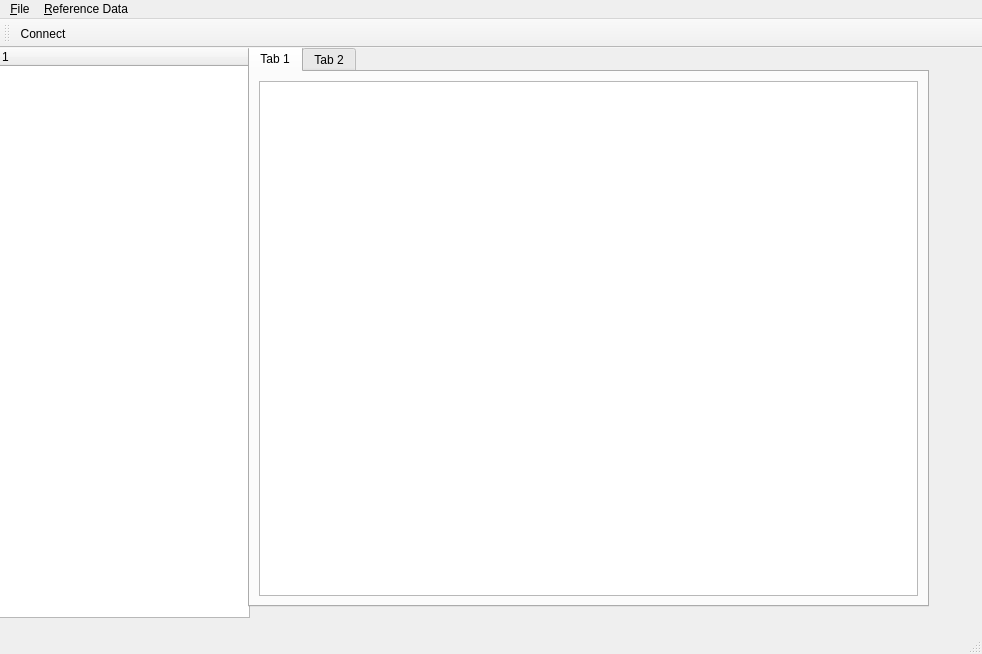
Before: the Qt Designer form projects/ores.qt/main_window.ui in OreStudio/OreStudio, drawn with Qt 5.
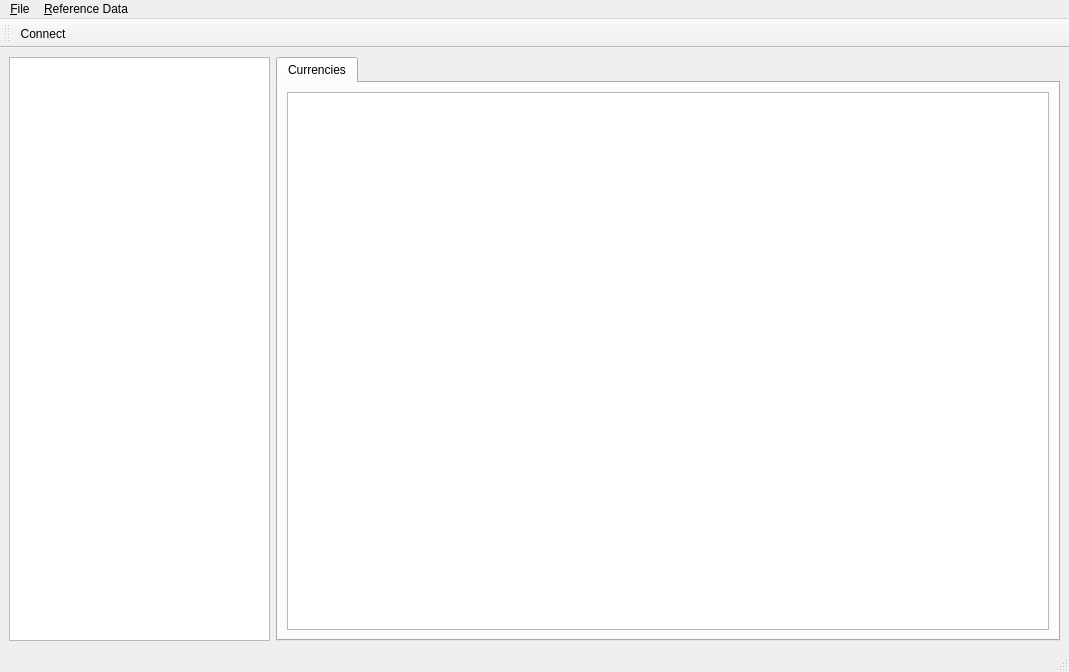
After: the same form once the commit is applied. The open tabs and pages were chosen to show the change. Icons and pictures are not drawn.

Commit message: qt: more work on layout

```diff
--- a/projects/ores.qt/main_window.ui
+++ b/projects/ores.qt/main_window.ui
@@ -6,85 +6,59 @@
    <rect>
     <x>0</x>
     <y>0</y>
-    <width>982</width>
-    <height>654</height>
+    <width>1069</width>
+    <height>672</height>
    </rect>
   </property>
   <property name="windowTitle">
    <string>MainWindow</string>
   </property>
   <widget class="QWidget" name="centralwidget">
-   <widget class="QWidget" name="horizontalLayoutWidget">
-    <property name="geometry">
-     <rect>
-      <x>-1</x>
-      <y>-1</y>
-      <width>251</width>
-      <height>571</height>
-     </rect>
-    </property>
-    <layout class="QHBoxLayout" name="horizontalLayout">
+   <layout class="QHBoxLayout" name="horizontalLayout_2">
      <item>
-      <widget class="QTreeWidget" name="treeWidget">
-       <column>
-        <property name="text">
-         <string notr="true">1</string>
-        </property>
-       </column>
-      </widget>
-     </item>
-    </layout>
-   </widget>
-   <widget class="QWidget" name="horizontalLayoutWidget_2">
-    <property name="geometry">
-     <rect>
-      <x>249</x>
-      <y>-1</y>
-      <width>681</width>
-      <height>561</height>
-     </rect>
-    </property>
-    <layout class="QHBoxLayout" name="horizontalLayout_2"/>
-   </widget>
+     <layout class="QHBoxLayout" name="horizontalLayout" stretch="1,3">
+      <item>
+       <layout class="QVBoxLayout" name="verticalLayout_2">
+        <item>
+         <widget class="QTreeView" name="treeView"/>
+        </item>
+       </layout>
+      </item>
+      <item>
+       <layout class="QHBoxLayout" name="horizontalLayout_3">
+        <item>
    <widget class="QTabWidget" name="tabWidget">
-    <property name="geometry">
-     <rect>
-      <x>248</x>
-      <y>-2</y>
-      <width>681</width>
-      <height>561</height>
-     </rect>
-    </property>
     <property name="currentIndex">
      <number>1</number>
     </property>
     <widget class="QWidget" name="tab">
      <attribute name="title">
-      <string>Tab 1</string>
-     </attribute>
-     <layout class="QHBoxLayout" name="horizontalLayout_3">
+            <string>Currencies</string>
+           </attribute>
+           <layout class="QVBoxLayout" name="verticalLayout">
       <item>
        <widget class="QTableView" name="currencyTableView"/>
       </item>
      </layout>
     </widget>
-    <widget class="QWidget" name="tab_2">
-     <attribute name="title">
-      <string>Tab 2</string>
-     </attribute>
-    </widget>
-   </widget>
+         </widget>
+        </item>
+       </layout>
+      </item>
+     </layout>
+    </item>
+   </layout>
   </widget>
   <widget class="QMenuBar" name="menubar">
    <property name="geometry">
     <rect>
      <x>0</x>
      <y>0</y>
-     <width>982</width>
+     <width>1069</width>
      <height>23</height>
     </rect>
    </property>
-   <widget class="QMenu" name="menutest">
+   <widget class="QMenu" name="menuFile">
     <property name="title">
      <string>&amp;File</string>
     </property>
@@ -92,14 +66,14 @@
     <addaction name="ActionConnect"/>
     <addaction name="ExitAction"/>
    </widget>
-   <widget class="QMenu" name="menutest2">
+   <widget class="QMenu" name="menuRefereceData">
     <property name="title">
      <string>&amp;Reference Data</string>
     </property>
     <addaction name="CurrenciesAction"/>
    </widget>
-   <addaction name="menutest"/>
-   <addaction name="menutest2"/>
+   <addaction name="menuFile"/>
+   <addaction name="menuRefereceData"/>
   </widget>
   <widget class="QStatusBar" name="statusbar"/>
   <widget class="QToolBar" name="toolBar">
```
Left out of the diff: 2 changed lines with no effect on the pictures. Lines whose indentation alone changed are shown as unchanged. The commit also changes 1 other file.
